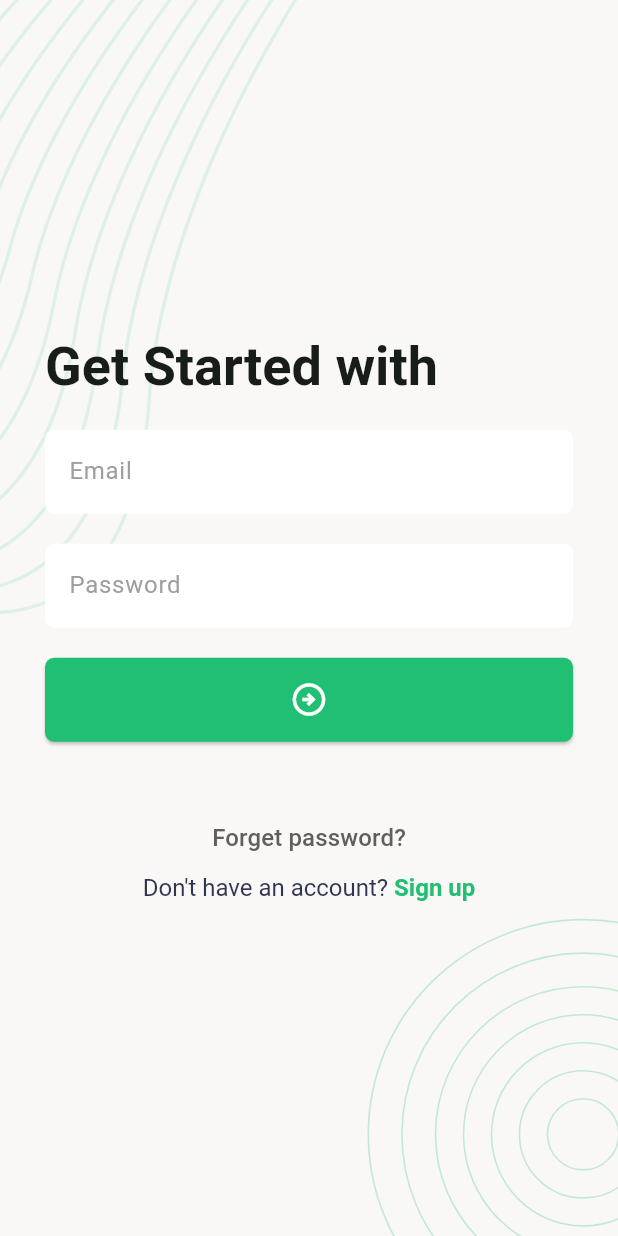
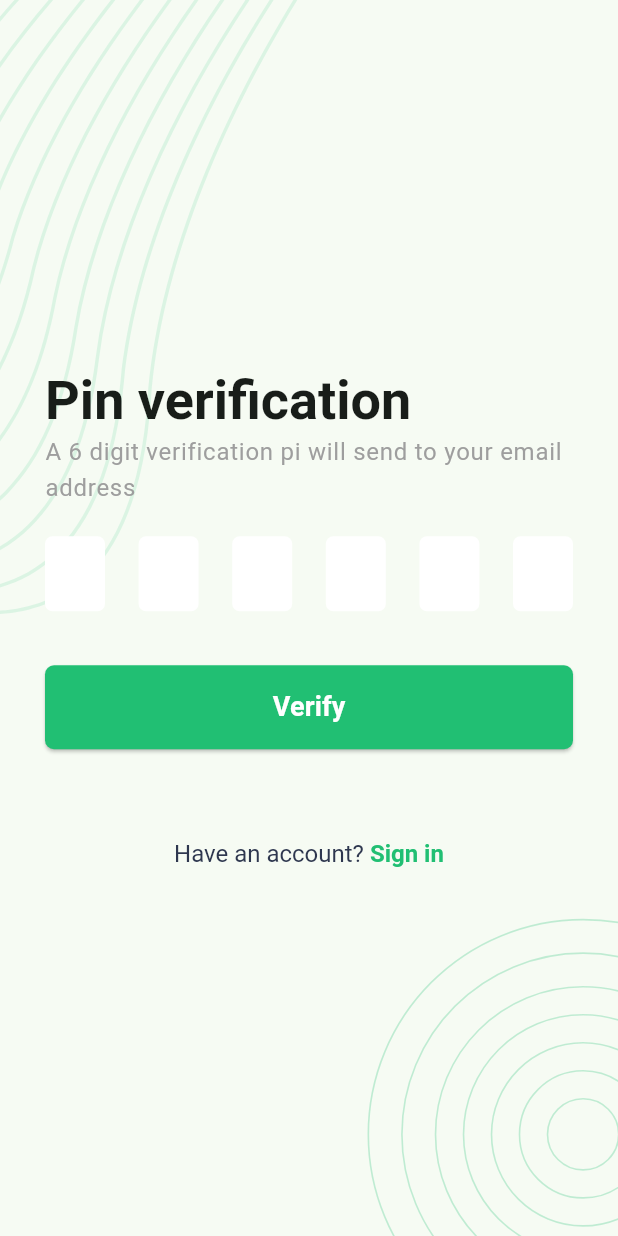
Before and after one commit to Hasibol-Hoda-Inu/flutter_batch7_ostad, a Flutter app: the screen it shows after launch, on a phone screen of 412 x 824 dp. Run offline on Flutter 3.47's test engine with Material 3 defaults, Android fonts, the phone set to English and light mode, and no system bars; drawn by our look-alikes of pin_code_fields; our stand-ins replace flutter_svg.

Commit message:
pin verification screen has been developed

```diff
--- a/lib/application/app.dart
+++ b/lib/application/app.dart
@@ -1,4 +1,5 @@
 import 'package:flutter/material.dart';
+import 'package:task_manager/presentation/screens/onboarding_screens/pin_verification_screen.dart';
 import 'package:task_manager/presentation/screens/onboarding_screens/sign_in_screen.dart';
 import 'package:task_manager/presentation/screens/onboarding_screens/sign_up_screen.dart';
 import 'package:task_manager/presentation/utils/app_colors.dart';
@@ -12,7 +13,7 @@ class TaskManager extends StatelessWidget {
   Widget build(BuildContext context) {
     return MaterialApp(
       debugShowCheckedModeBanner: false,
-      home: const LoginScreen(),
+      home: const PinVerificationScreen(),
       theme: ThemeData(
         colorSchemeSeed: AppColors.primaryColor,
         textTheme: const TextTheme(),
--- /dev/null
+++ b/lib/presentation/screens/onboarding_screens/pin_verification_screen.dart
@@ -0,0 +1,99 @@
+import 'package:flutter/gestures.dart';
+import 'package:flutter/material.dart';
+import 'package:pin_code_fields/pin_code_fields.dart';
+
+import '../../utils/app_colors.dart';
+import '../../widgets/screen_background.dart';
+import 'sign_in_screen.dart';
+
+class PinVerificationScreen extends StatefulWidget {
+  const PinVerificationScreen({super.key});
+
+  @override
+  State<PinVerificationScreen> createState() => _PinVerificationScreenState();
+}
+
+class _PinVerificationScreenState extends State<PinVerificationScreen> {
+  @override
+  Widget build(BuildContext context) {
+    TextTheme textTheme = Theme.of(context).textTheme;
+    return Scaffold(
+      body: ScreenBackground(
+        child:
+        Padding(
+          padding: const EdgeInsets.all(30.0),
+          child: Column(
+            crossAxisAlignment: CrossAxisAlignment.start,
+            mainAxisAlignment: MainAxisAlignment.center,
+            children: [
+              Text("Pin verification",
+                style: textTheme.displaySmall?.copyWith(
+                    fontWeight: FontWeight.bold),),
+              Text('A 6 digit verification pi will send to your email address',
+                style: textTheme.bodyLarge?.copyWith(color: Colors.grey),
+              ),
+              const SizedBox(height: 20,),
+              PinCodeTextField(
+                length: 6,
+                obscureText: false,
+                animationType: AnimationType.fade,
+                pinTheme: PinTheme(
+                  shape: PinCodeFieldShape.box,
+                  borderRadius: BorderRadius.circular(5),
+                  fieldHeight: 50,
+                  fieldWidth: 40,
+                  activeFillColor: Colors.white,
+                  inactiveFillColor: Colors.white,
+                  inactiveColor: Colors.transparent,
+
+                ),
+                animationDuration: const Duration(milliseconds: 300),
+                backgroundColor: Colors.transparent,
+                enableActiveFill: true,
+                appContext: context,
+              ),
+              const SizedBox(height: 20,),
+              SizedBox(
+                width: double.infinity,
+                child: ElevatedButton(
+                    onPressed: (){},
+                    child: const Text("Verify", style: TextStyle(
+                      color: Colors.white,
+                      fontSize: 18,
+                      fontWeight: FontWeight.w600
+                    ),)
+                ),
+              ),
+              const SizedBox(height: 60,),
+              _signInSectionMethod()
+            ],
+          ),
+        ),),
+    );
+  }
+
+  Widget _signInSectionMethod() {
+    return Center(
+      child: RichText(text:  TextSpan(
+          text: "Have an account? ", style: const TextStyle(
+          color: Color(0xff2E374F),
+          fontSize: 16
+      ),
+          children: [
+            TextSpan(
+                text: "Sign in",
+                style: const TextStyle(
+                    color: AppColors.primaryColor,
+                    fontWeight: FontWeight.bold,
+                    fontSize: 16
+                ),
+                recognizer: TapGestureRecognizer()..onTap = _onTapNextScreen
+            )
+          ]
+      )),
+    );
+  }
+  void _onTapNextScreen(){
+    Navigator.push(context, MaterialPageRoute(builder: (context)=>const LoginScreen()));
+  }
+}
--- a/lib/presentation/screens/onboarding_screens/reset_password_screen.dart
+++ b/lib/presentation/screens/onboarding_screens/reset_password_screen.dart
@@ -62,7 +62,7 @@ class _ResetPasswordScreenState extends State<ResetPasswordScreen> {
                       SizedBox(
                         width: double.infinity,
                         child: ElevatedButton(
-                            onPressed: (){},
+                            onPressed: _verifyEmailMethod,
                             child: const Icon(Icons.arrow_circle_right_outlined,
                                 color: Colors.white,
                                 size: 26)
@@ -71,6 +71,7 @@ class _ResetPasswordScreenState extends State<ResetPasswordScreen> {
                       const SizedBox(height: 60,),
                     ],);
   }
+  void _verifyEmailMethod(){}
 
   Widget _signInSection() {
     return Center(
--- a/pubspec.yaml
+++ b/pubspec.yaml
@@ -36,6 +36,7 @@ dependencies:
   # Use with the CupertinoIcons class for iOS style icons.
   cupertino_icons: ^1.0.6
   flutter_svg: ^2.0.10+1
+  pin_code_fields: ^8.0.1
 
 dev_dependencies:
   flutter_test:
```
Also changed, not shown: pubspec.lock.
